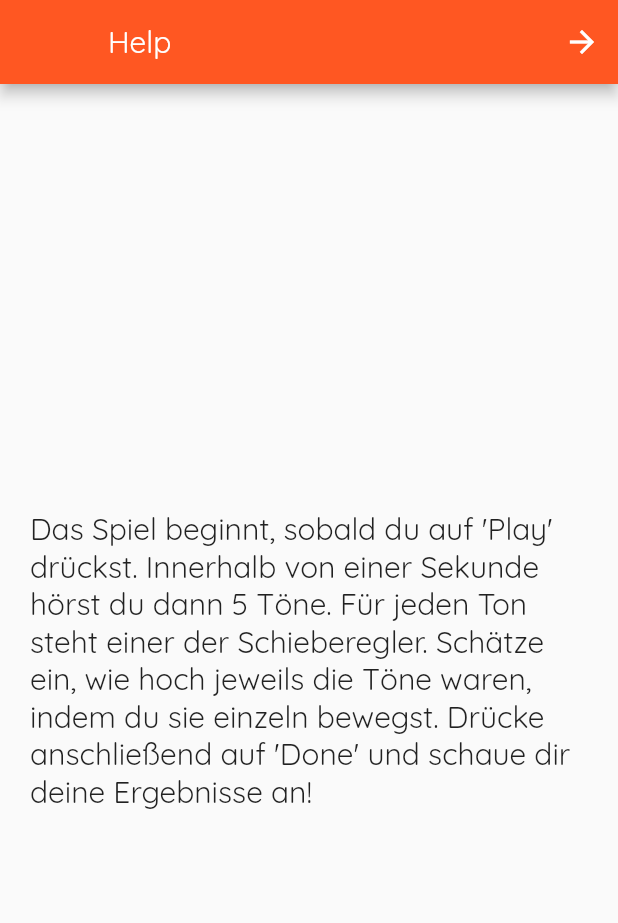
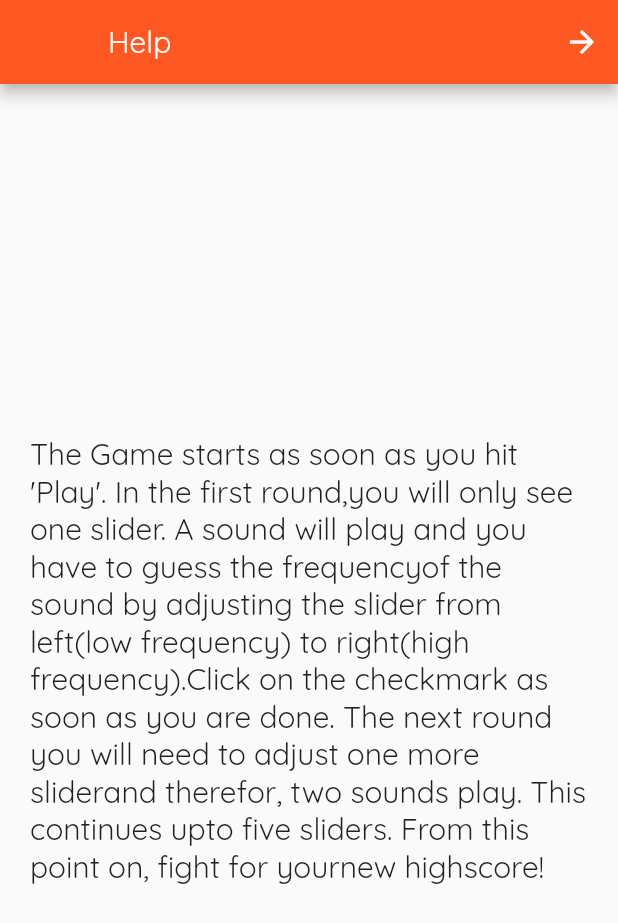
Before and after one commit to Rechunk/GuessThePitch, a Flutter app: the Help screen opened directly, on a phone screen of 412 x 824 dp. Shown: the top 923 px of the screen. Run offline on Flutter 3.47's test engine with Material 2 defaults, Android fonts, the light colour scheme and no system bars; missing offline and left inert: audioplayer, countdown, test.

Commit message:
Standard help language = english

```diff
--- a/lib/help.dart
+++ b/lib/help.dart
@@ -4,11 +4,12 @@ import "config.dart";
 class Help extends StatelessWidget {
 
   final textStyle = new TextStyle(fontSize: 20.0, fontFamily: "Quicksand");
-  final helpText = "Das Spiel beginnt, sobald du auf 'Play' drückst. "
-      "Innerhalb von einer Sekunde hörst du dann 5 Töne. Für jeden Ton steht "
-      "einer der Schieberegler. Schätze ein, wie hoch jeweils die Töne waren, "
-      "indem du sie einzeln bewegst. Drücke anschließend auf 'Done' und schaue "
-      "dir deine Ergebnisse an!";
+  final helpText = "The Game starts as soon as you hit 'Play'. In the first round,"
+      "you will only see one slider. A sound will play and you have to guess the frequency"
+      "of the sound by adjusting the slider from left(low frequency) to right(high frequency)."
+      "Click on the checkmark as soon as you are done. The next round you will need to adjust one more slider"
+      "and therefor, two sounds play. This continues upto five sliders. From this point on, fight for your"
+      "new highscore!";
 
   @override
   build(BuildContext context){
```
